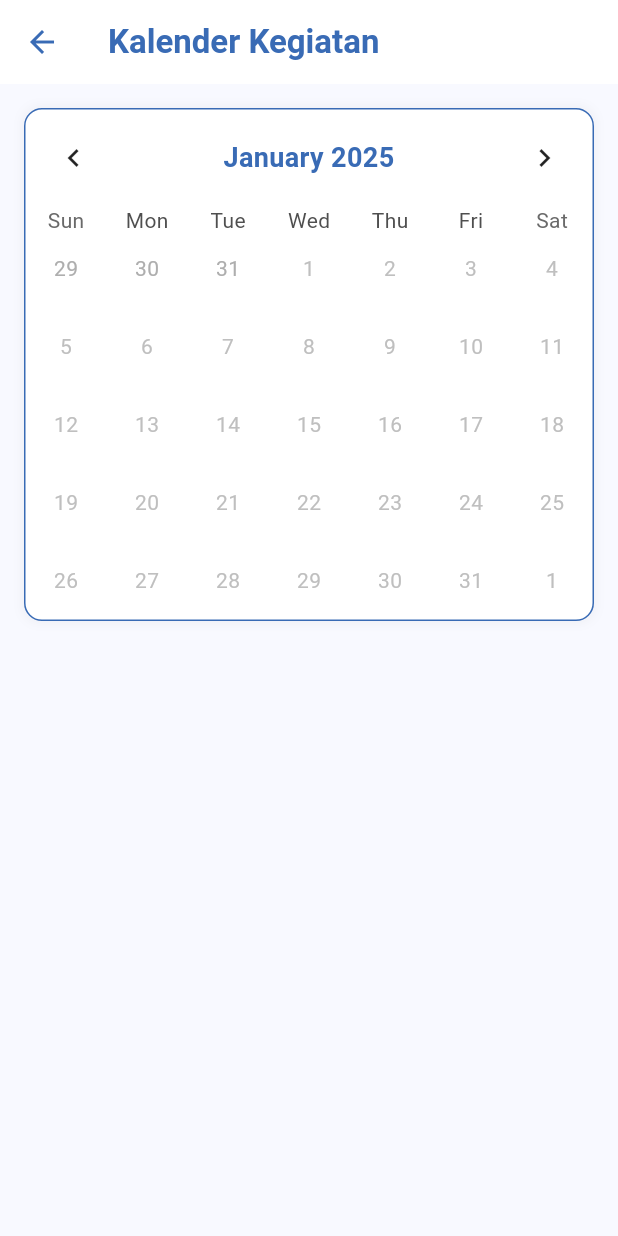
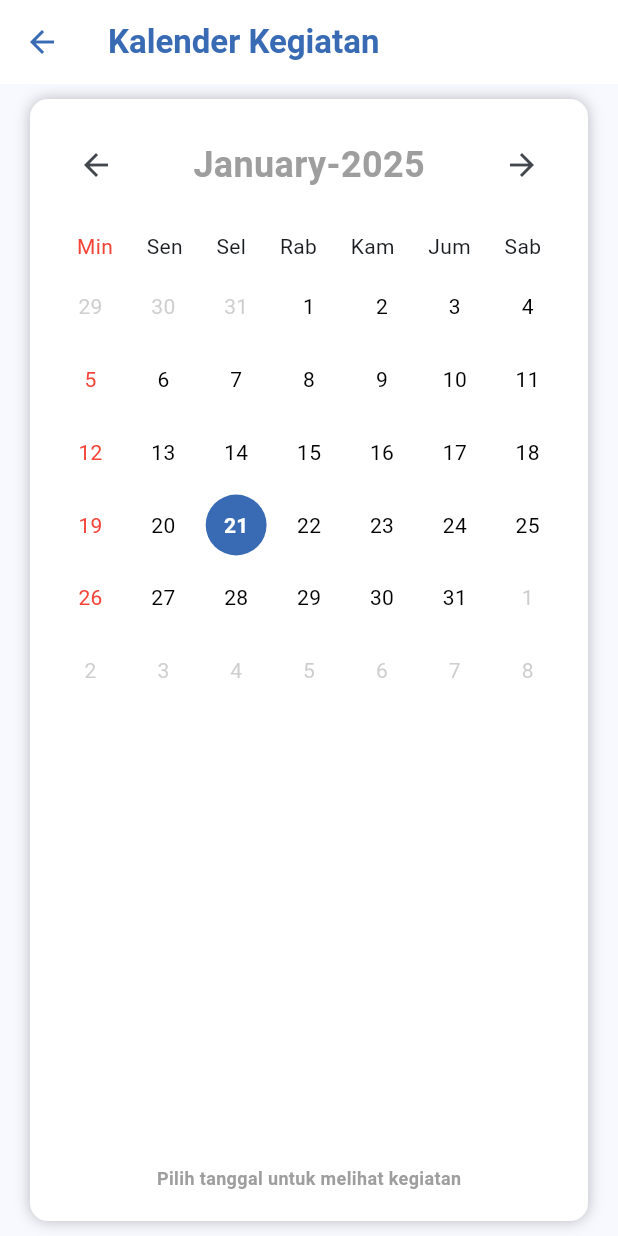
Before and after one commit to zahrld/rekap, a Flutter app: the CalendarScreen screen opened directly with empty values, on a phone screen of 412 x 824 dp. Run offline on Flutter 3.47's test engine with Material 3 defaults, Android fonts, the phone set to English and light mode, and no system bars; drawn by our look-alikes of table_calendar; our stand-ins replace google_fonts, image_picker; network calls fail.

Commit message:
kalender dan tampilan

```diff
--- a/lib/screens/calendar_screen.dart
+++ b/lib/screens/calendar_screen.dart
@@ -1,6 +1,8 @@
 import 'package:flutter/material.dart';
-import 'package:table_calendar/table_calendar.dart';
 import '../models/user_model.dart';
+import '../models/survey_model.dart';
+import '../services/survey_service.dart';
+import 'package:intl/intl.dart';
 
 class CalendarScreen extends StatefulWidget {
   final User user;
@@ -12,9 +14,81 @@ class CalendarScreen extends StatefulWidget {
 }
 
 class _CalendarScreenState extends State<CalendarScreen> {
-  CalendarFormat _calendarFormat = CalendarFormat.month;
-  DateTime _focusedDay = DateTime.now();
-  DateTime? _selectedDay;
+  late DateTime _currentDate;
+  late int _selectedDay;
+  late int _currentMonth;
+  late int _currentYear;
+  Map<String, bool> noteExist = {};
+  final SurveyService _surveyService = SurveyService();
+  List<Activity> activities = [];
+
+  @override
+  void initState() {
+    super.initState();
+    _currentDate = DateTime.now();
+    _currentMonth = _currentDate.month;
+    _currentYear = _currentDate.year;
+    _selectedDay = _currentDate.day;
+    _loadActivities();
+  }
+
+  Future<void> _loadActivities() async {
+    try {
+      final surveys = await _surveyService.getSurveys();
+      setState(() {
+        activities = surveys;
+        noteExist.clear();
+        for (var activity in activities) {
+          String dateKey = '${activity.tanggal.day}-${activity.tanggal.month}-${activity.tanggal.year}';
+          noteExist[dateKey] = true;
+        }
+      });
+    } catch (e) {
+      print('Error loading activities: $e');
+    }
+  }
+
+  int _daysInMonth(int month, int year) {
+    return DateTime(year, month + 1, 0).day;
+  }
+
+  void _changeMonth(int direction) {
+    setState(() {
+      _currentMonth += direction;
+      if (_currentMonth > 12) {
+        _currentMonth = 1;
+        _currentYear++;
+      } else if (_currentMonth < 1) {
+        _currentMonth = 12;
+        _currentYear--;
+      }
+    });
+  }
+
+  List<DateTime> _getDaysInMonth() {
+    List<DateTime> days = [];
+
+    DateTime firstDayOfMonth = DateTime(_currentYear, _currentMonth, 1);
+    int firstWeekday = firstDayOfMonth.weekday % 7;
+
+    DateTime lastMonth = DateTime(_currentYear, _currentMonth - 1);
+    int daysInLastMonth = _daysInMonth(_currentMonth - 1, _currentYear);
+    for (int i = 0; i < firstWeekday; i++) {
+      days.insert(0, DateTime(lastMonth.year, lastMonth.month, daysInLastMonth - i));
+    }
+
+    for (int i = 1; i <= _daysInMonth(_currentMonth, _currentYear); i++) {
+      days.add(DateTime(_currentYear, _currentMonth, i));
+    }
+
+    int remainingDays = 42 - days.length;
+    DateTime nextMonth = DateTime(_currentYear, _currentMonth + 1);
+    for (int i = 1; i <= remainingDays; i++) {
+      days.add(DateTime(nextMonth.year, nextMonth.month, i));
+    }
+
+    return days;
+  }
 
   @override
   Widget build(BuildContext context) {
@@ -31,68 +105,129 @@ class _CalendarScreenState extends State<CalendarScreen> {
         elevation: 0,
         iconTheme: const IconThemeData(color: Color(0xFF396BB5)),
       ),
-      body: Column(
-        children: [
-          Container(
-            margin: const EdgeInsets.all(16),
+      body: Padding(
+        padding: const EdgeInsets.symmetric(horizontal: 20.0, vertical: 10.0),
+        child: Container(
+          padding: const EdgeInsets.all(20.0),
           decoration: BoxDecoration(
             color: Colors.white,
-              borderRadius: BorderRadius.circular(12),
-              border: Border.all(color: const Color(0xFF396BB5)),
-              boxShadow: [
-                BoxShadow(
-                  color: Colors.grey.withOpacity(0.1),
-                  spreadRadius: 1,
-                  blurRadius: 5,
+            borderRadius: BorderRadius.circular(12.0),
+            boxShadow: const [
+              BoxShadow(color: Colors.black26, blurRadius: 8.0),
+            ],
+          ),
+          child: Column(
+            children: [
+              Row(
+                mainAxisAlignment: MainAxisAlignment.spaceBetween,
+                children: [
+                  IconButton(
+                    icon: const Icon(Icons.arrow_back),
+                    onPressed: () => _changeMonth(-1),
+                  ),
+                  Text(
+                    '${DateFormat('MMMM').format(DateTime(_currentYear, _currentMonth))}-$_currentYear',
+                    style: const TextStyle(
+                      color: Colors.grey,
+                      fontWeight: FontWeight.bold,
+                      fontSize: 24,
+                    ),
+                  ),
+                  IconButton(
+                    icon: const Icon(Icons.arrow_forward),
+                    onPressed: () => _changeMonth(1),
                   ),
                 ],
               ),
-            child: TableCalendar(
-              firstDay: DateTime.utc(2024, 1, 1),
-              lastDay: DateTime.utc(2024, 12, 31),
-              focusedDay: _focusedDay,
-              calendarFormat: _calendarFormat,
-              selectedDayPredicate: (day) {
-                return isSameDay(_selectedDay, day);
+              const SizedBox(height: 20.0),
+              Row(
+                mainAxisAlignment: MainAxisAlignment.spaceAround,
+                children: const [
+                  Text('Min', style: TextStyle(color: Colors.red)),
+                  Text('Sen'),
+                  Text('Sel'),
+                  Text('Rab'),
+                  Text('Kam'),
+                  Text('Jum'),
+                  Text('Sab'),
+                ],
+              ),
+              const SizedBox(height: 10.0),
+              Expanded(
+                child: GridView.builder(
+                  itemCount: 42,
+                  gridDelegate: const SliverGridDelegateWithFixedCrossAxisCount(
+                    crossAxisCount: 7,
+                    childAspectRatio: 1,
+                    crossAxisSpacing: 8.0,
+                    mainAxisSpacing: 8.0,
+                  ),
+                  itemBuilder: (_, i) {
+                    DateTime currentDate = _getDaysInMonth()[i];
+                    int day = currentDate.day;
+                    bool isCurrentMonth = currentDate.month == _currentMonth;
+                    bool isToday = currentDate.year == DateTime.now().year &&
+                        currentDate.month == DateTime.now().month &&
+                        currentDate.day == DateTime.now().day;
+                    bool isSelected = isCurrentMonth && _selectedDay == day;
+
+                    String dateKey = '${currentDate.day}-${currentDate.month}-${currentDate.year}';
+                    bool hasActivity = noteExist[dateKey] ?? false;
+
+                    bool isSunday = currentDate.weekday == DateTime.sunday;
+
+                    return GestureDetector(
+                      onTap: () {
+                        if (isCurrentMonth) {
+                          setState(() {
+                            _selectedDay = day;
+                          });
+                        }
                       },
-              onDaySelected: (selectedDay, focusedDay) {
-                setState(() {
-                  _selectedDay = selectedDay;
-                  _focusedDay = focusedDay;
-                });
-              },
-              onFormatChanged: (format) {
-                setState(() {
-                  _calendarFormat = format;
-                });
-              },
-              calendarStyle: const CalendarStyle(
-                selectedDecoration: BoxDecoration(
-                  color: Color(0xFF396BB5),
+                      child: Container(
+                        alignment: Alignment.center,
+                        decoration: BoxDecoration(
                           shape: BoxShape.circle,
+                          color: isToday && isCurrentMonth
+                              ? const Color(0xFF396BB5)
+                              : isSelected && isCurrentMonth
+                                  ? Colors.blue.withOpacity(0.3)
+                                  : Colors.transparent,
+                          border: hasActivity && isCurrentMonth
+                              ? Border.all(color: Colors.green, width: 2)
+                              : null,
                         ),
-                todayDecoration: BoxDecoration(
-                  color: Color(0xFF90CAF9),
-                  shape: BoxShape.circle,
-                ),
-                markerDecoration: BoxDecoration(
-                  color: Color(0xFF396BB5),
-                  shape: BoxShape.circle,
-                ),
-              ),
-              headerStyle: const HeaderStyle(
-                formatButtonVisible: false,
-                titleCentered: true,
-                titleTextStyle: TextStyle(
-                  color: Color(0xFF396BB5),
-                  fontSize: 18,
-                  fontWeight: FontWeight.bold,
+                        child: Text(
+                          '$day',
+                          style: TextStyle(
+                            color: !isCurrentMonth
+                                ? Colors.grey.withOpacity(0.5)
+                                : isToday
+                                    ? Colors.white
+                                    : isSunday
+                                        ? Colors.red
+                                        : Colors.black,
+                            fontWeight: (isSelected || isToday) && isCurrentMonth
+                                ? FontWeight.bold
+                                : FontWeight.normal,
                           ),
                         ),
                       ),
+                    );
+                  },
                 ),
-          // Di sini bisa ditambahkan daftar kegiatan untuk tanggal yang dipilih
+              ),
+              const Text(
+                'Pilih tanggal untuk melihat kegiatan',
+                style: TextStyle(
+                  color: Colors.grey,
+                  fontWeight: FontWeight.w600,
+                  fontSize: 12,
+                ),
+              ),
             ],
+          ),
+        ),
       ),
     );
   }
--- a/lib/screens/home_screen.dart
+++ b/lib/screens/home_screen.dart
@@ -9,6 +9,8 @@ import 'dart:convert';
 import 'dart:io';
 import 'package:http/http.dart' as http;
 import 'calendar_screen.dart';
+import '../services/survey_service.dart';
+import '../config/api_config.dart';
 
 class HomeScreen extends StatefulWidget {
   final User user;
@@ -25,6 +27,7 @@ class _HomeScreenState extends State<HomeScreen> {
   bool isRekapHovered = false;
   bool isKalenderHovered = false;
   int jumlahCatatan = 0;
+  final SurveyService _surveyService = SurveyService();
 
   @override
   void initState() {
@@ -34,18 +37,19 @@ class _HomeScreenState extends State<HomeScreen> {
 
   Future<void> _getJumlahCatatan() async {
     try {
-      final response = await http.get(
-        Uri.parse('https://api.example.com/catatan/jumlah/${widget.user.id}'),
-      );
-
-      if (response.statusCode == 200) {
-        final data = jsonDecode(response.body);
-        setState(() {
-          jumlahCatatan = data['jumlah'] ?? 0;
-        });
-      }
+      final jumlah = await _surveyService.getJumlahCatatan(int.parse(widget.user.id));
+      setState(() {
+        jumlahCatatan = jumlah;
+      });
+      print('Jumlah catatan diupdate: $jumlahCatatan'); // Debug log
     } catch (e) {
       print('Error getting jumlah catatan: $e');
+      ScaffoldMessenger.of(context).showSnackBar(
+        const SnackBar(
+          content: Text('Gagal memuat jumlah catatan'),
+          backgroundColor: Colors.red,
+        ),
+      );
     }
   }
 
--- a/lib/services/survey_service.dart
+++ b/lib/services/survey_service.dart
@@ -40,17 +40,29 @@ class SurveyService {
 
   Future<int> getJumlahCatatan(int userId) async {
     try {
+      final url = '${ApiConfig.getCountUserCatatan}?user_id=$userId';
+      print('Fetching jumlah catatan from: $url'); // Debug log
+
       final response = await http.get(
-        Uri.parse('${ApiConfig.baseUrl}/catatan/jumlah/$userId'),
+        Uri.parse(url),
+        headers: {
+          'Content-Type': 'application/json',
+          'Accept': 'application/json',
+        },
       );
 
+      print('Response status: ${response.statusCode}'); // Debug log
+      print('Response body: ${response.body}'); // Debug log
+
       if (response.statusCode == 200) {
-        final data = jsonDecode(response.body);
-        return data['jumlah'] ?? 0;
+        final data = json.decode(response.body);
+        final jumlah = data['jumlah'] ?? 0;
+        print('Jumlah catatan: $jumlah'); // Debug log
+        return jumlah;
       }
       return 0;
     } catch (e) {
-      print('Error: $e');
+      print('Error fetching jumlah catatan: $e');
       return 0;
     }
   }
```
Also changed, not shown: 1 other file. Lines whose indentation alone changed are shown as unchanged.
